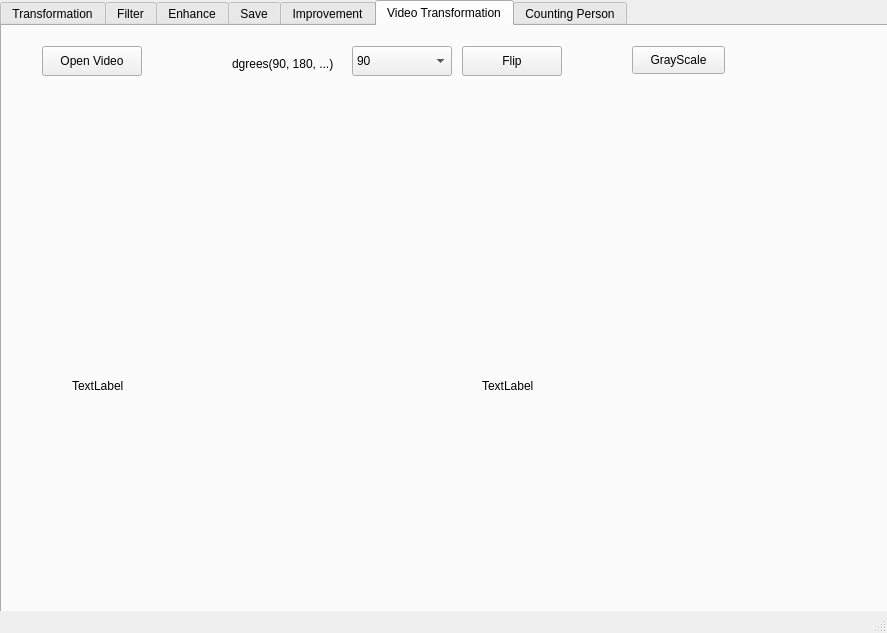
First picture: the form in image_processing_app.ui, repository soyoung125/MultimediaProcessingTool, before the edit.
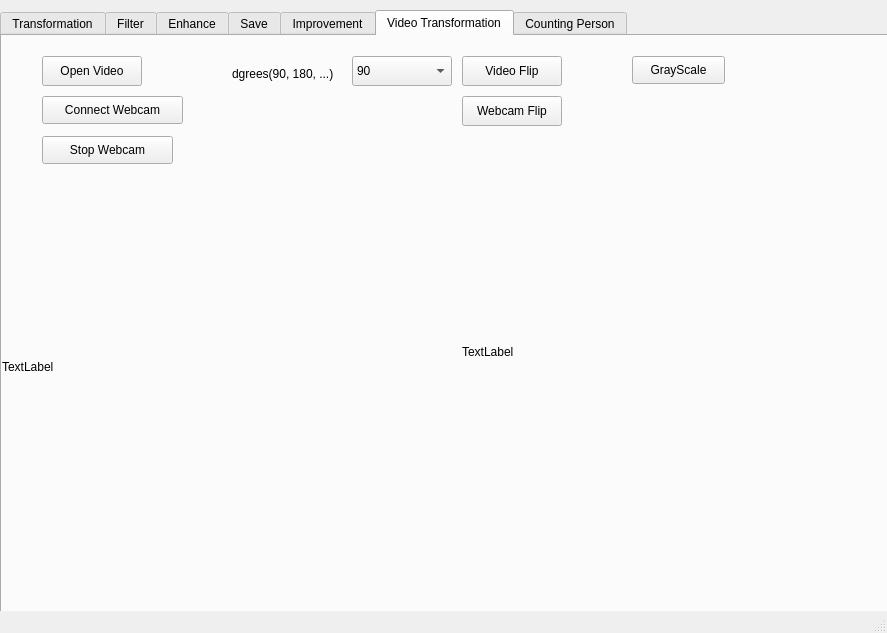
Second picture: the form after the edit.

Commit message: 웹캠연결

```diff
--- a/image_processing_app.ui
+++ b/image_processing_app.ui
@@ -18,7 +18,7 @@
     <property name="geometry">
      <rect>
       <x>0</x>
-      <y>0</y>
+      <y>10</y>
       <width>931</width>
       <height>621</height>
      </rect>
@@ -705,16 +705,16 @@
        </rect>
       </property>
       <property name="text">
-       <string>Flip</string>
+       <string>Video Flip</string>
       </property>
      </widget>
      <widget class="QLabel" name="lblVideo1">
       <property name="geometry">
        <rect>
-        <x>70</x>
-        <y>270</y>
-        <width>320</width>
-        <height>180</height>
+        <x>0</x>
+        <y>180</y>
+        <width>411</width>
+        <height>301</height>
        </rect>
       </property>
       <property name="text">
@@ -724,10 +724,10 @@
      <widget class="QLabel" name="lblVideo2">
       <property name="geometry">
        <rect>
-        <x>480</x>
-        <y>270</y>
-        <width>320</width>
-        <height>180</height>
+        <x>460</x>
+        <y>170</y>
+        <width>391</width>
+        <height>291</height>
        </rect>
       </property>
       <property name="text">
@@ -747,6 +747,45 @@
        <string>GrayScale</string>
       </property>
      </widget>
+     <widget class="QPushButton" name="btnConnectWebcam">
+      <property name="geometry">
+       <rect>
+        <x>40</x>
+        <y>60</y>
+        <width>141</width>
+        <height>28</height>
+       </rect>
+      </property>
+      <property name="text">
+       <string>Connect Webcam</string>
+      </property>
+     </widget>
+     <widget class="QPushButton" name="btnWebcamFlip">
+      <property name="geometry">
+       <rect>
+        <x>460</x>
+        <y>60</y>
+        <width>100</width>
+        <height>30</height>
+       </rect>
+      </property>
+      <property name="text">
+       <string>Webcam Flip</string>
+      </property>
+     </widget>
+     <widget class="QPushButton" name="btnStopWebcam">
+      <property name="geometry">
+       <rect>
+        <x>40</x>
+        <y>100</y>
+        <width>131</width>
+        <height>28</height>
+       </rect>
+      </property>
+      <property name="text">
+       <string>Stop Webcam</string>
+      </property>
+     </widget>
     </widget>
     <widget class="QWidget" name="tab_6">
      <attribute name="title">
```
The commit also changes 1 other file.
